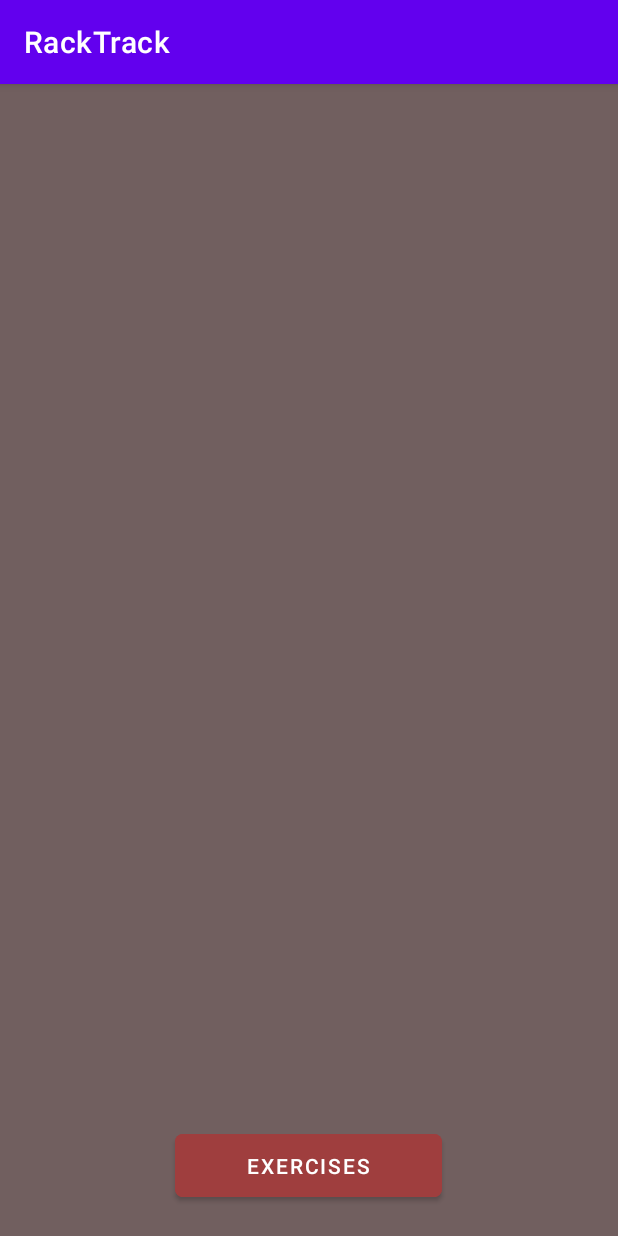
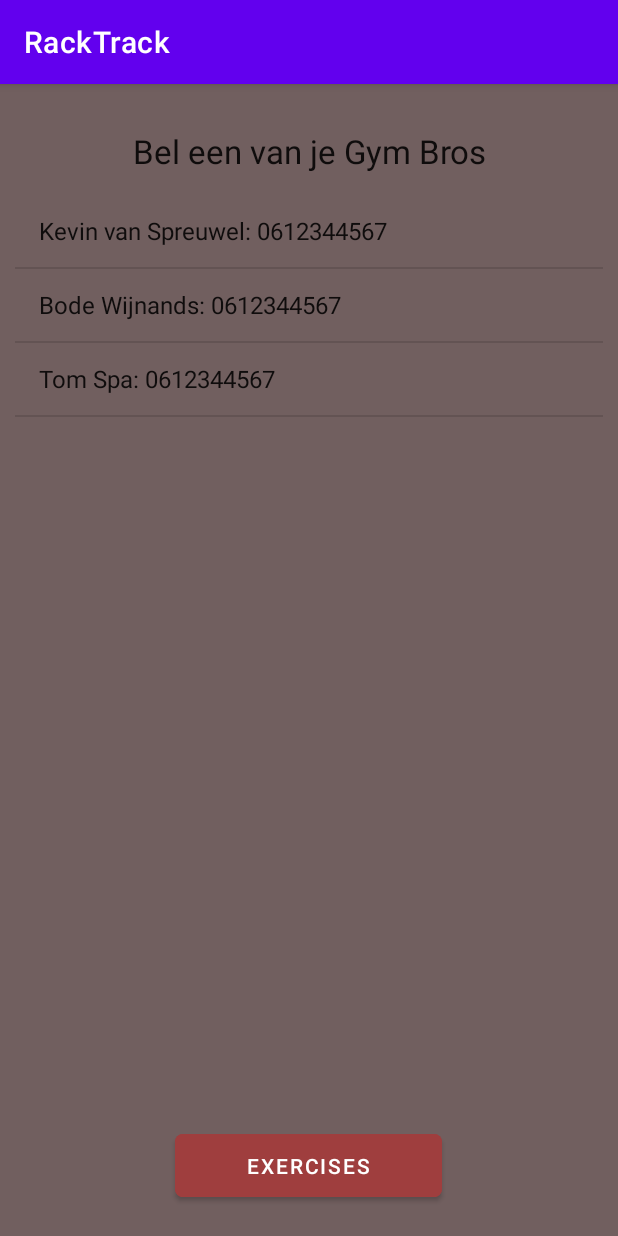
Before and after one commit to tomspa/RackTrack-Android, an Android app: the screen it shows after launch (MainActivity), on a phone screen of 412 x 824 dp. Run offline under Robolectric (Android 15) with nearby library versions, the phone set to English and light mode, and no system bars.

Commit message:
Finished call intent

```diff
--- /dev/null
+++ b/app/src/main/java/com/example/racktrack/Contact/Contact.java
@@ -0,0 +1,42 @@
+package com.example.racktrack.Contact;
+
+public class Contact {
+    private String firstName;
+    private String lastName;
+    private String phoneNumber;
+
+    public Contact(String firstName, String lastName, String phoneNumber) {
+        this.firstName = firstName;
+        this.lastName = lastName;
+        this.phoneNumber = phoneNumber;
+    }
+
+    public String getFirstName() {
+        return firstName;
+    }
+
+    public void setFirstName(String firstName) {
+        this.firstName = firstName;
+    }
+
+    public String getLastName() {
+        return lastName;
+    }
+
+    public void setLastName(String lastName) {
+        this.lastName = lastName;
+    }
+
+    public String getPhoneNumber() {
+        return phoneNumber;
+    }
+
+    public void setPhoneNumber(String phoneNumber) {
+        this.phoneNumber = phoneNumber;
+    }
+
+    @Override
+    public String toString() {
+        return this.getFirstName() + " " + this.getLastName() + ": " + this.getPhoneNumber();
+    }
+}
--- /dev/null
+++ b/app/src/main/java/com/example/racktrack/Contact/ContactsFragment.java
@@ -0,0 +1,71 @@
+package com.example.racktrack.Contact;
+
+import android.app.AlertDialog;
+import android.content.Context;
+import android.content.Intent;
+import android.net.Uri;
+import android.os.Bundle;
+import android.view.LayoutInflater;
+import android.view.View;
+import android.view.ViewGroup;
+import android.widget.ArrayAdapter;
+import android.widget.ListView;
+
+import androidx.fragment.app.Fragment;
+import androidx.fragment.app.FragmentActivity;
+
+import com.example.racktrack.R;
+
+import java.util.ArrayList;
+import java.util.Arrays;
+
+public class ContactsFragment extends Fragment {
+    private FragmentActivity mainActivity;
+    private ListView contactsList;
+    private Context context;
+    private ArrayList<Contact> contacts = new ArrayList<Contact>(
+        Arrays.asList(
+            new Contact("Kevin", "van Spreuwel", "0612344567"),
+            new Contact("Bode", "Wijnands", "0612344567"),
+            new Contact("Tom", "Spa", "0612344567")
+        )
+    );
+
+    @Override
+    public void onCreate(Bundle savedInstanceState) {
+        super.onCreate(savedInstanceState);
+        this.mainActivity = getActivity();
+        this.context = getContext();
+    }
+
+    @Override
+    public View onCreateView(LayoutInflater inflater, ViewGroup container, Bundle savedInstanceState) {
+        View contactsView = inflater.inflate(R.layout.fragment_contact_list, container, false);
+        this.contactsList = contactsView.findViewById(R.id.contact_list);
+
+        final ArrayAdapter<Contact> arrayAdapter =
+                new ArrayAdapter<Contact>(mainActivity, android.R.layout.simple_list_item_1, this.contacts);
+
+        this.contactsList.setAdapter(arrayAdapter);
+
+        //Add listeners
+        this.contactsList.setOnItemClickListener((adapterView, view, pos, id) -> {
+            this.openCallWindow(arrayAdapter.getItem(pos));
+        });
+
+        return contactsView;
+    }
+
+    private void openCallWindow(Contact contact) {
+        AlertDialog.Builder builder = new AlertDialog.Builder(this.context)
+            .setTitle("Call")
+            .setMessage("Would you like to call " + contact.getFirstName() + " " + contact.getLastName() + "?")
+            .setNegativeButton("No", ((dialogInterface, i) -> dialogInterface.cancel()))
+            .setPositiveButton("Yes", ((dialogInterface, i) -> {
+                Intent intent = new Intent(Intent.ACTION_DIAL, Uri.parse("tel:" + contact.getPhoneNumber()));
+                startActivity(intent);
+            }));
+
+        builder.show();
+    }
+}
--- a/app/src/main/res/layout/activity_main.xml
+++ b/app/src/main/res/layout/activity_main.xml
@@ -8,11 +8,14 @@
     tools:context=".MainActivity">
 
     <androidx.fragment.app.FragmentContainerView
+        android:id="@+id/fragment_contact_view"
+        android:name="com.example.racktrack.Contact.ContactsFragment"
         android:layout_width="match_parent"
-        android:layout_height="match_parent"
-        tools:layout="@layout/fragment_contact_list">
-
-    </androidx.fragment.app.FragmentContainerView>
+        android:layout_height="300dp"
+        android:layout_weight="1"
+        app:layout_constraintEnd_toEndOf="parent"
+        app:layout_constraintTop_toTopOf="parent"
+        tools:layout="@layout/fragment_contact_list" />
 
     <Button
         android:id="@+id/exerciseButton"
--- a/app/src/main/res/layout/fragment_contact_list.xml
+++ b/app/src/main/res/layout/fragment_contact_list.xml
@@ -1,7 +1,6 @@
 <?xml version="1.0" encoding="utf-8"?>
 <FrameLayout xmlns:android="http://schemas.android.com/apk/res/android"
     xmlns:app="http://schemas.android.com/apk/res-auto"
-    xmlns:tools="http://schemas.android.com/tools"
     android:id="@+id/contact_fragment"
     android:layout_width="match_parent"
     android:layout_height="match_parent"
```
Also changed, not shown: app/src/main/java/com/example/racktrack/fragments/ContactsFragment.java (deleted, +0 -20 lines).
